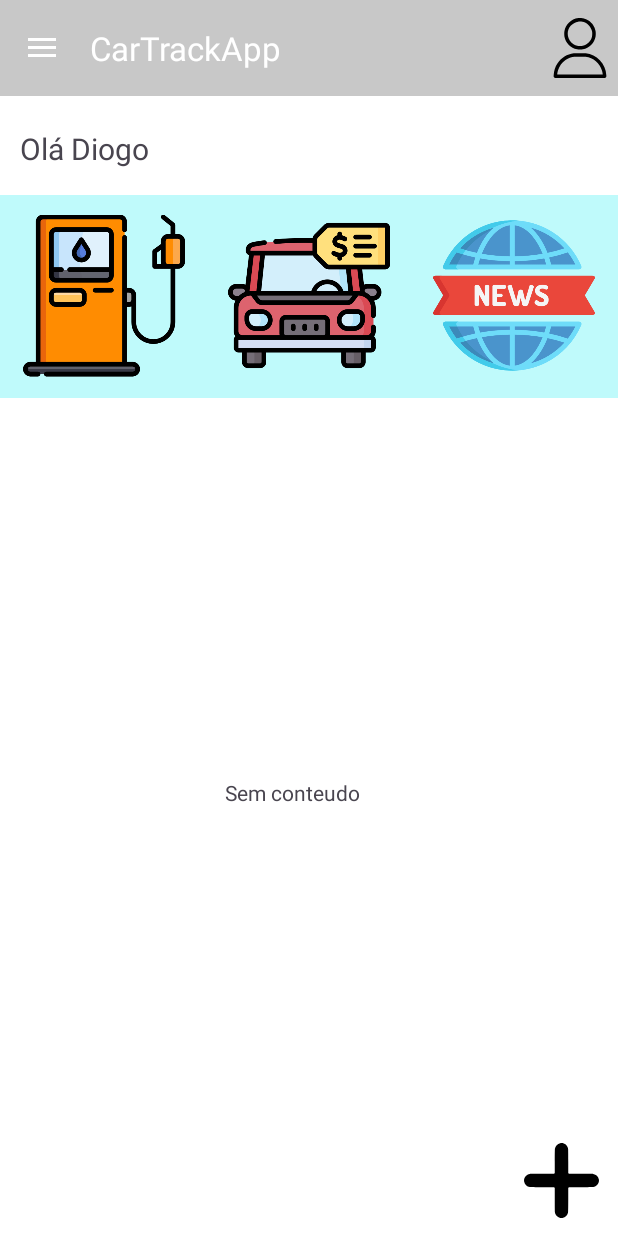
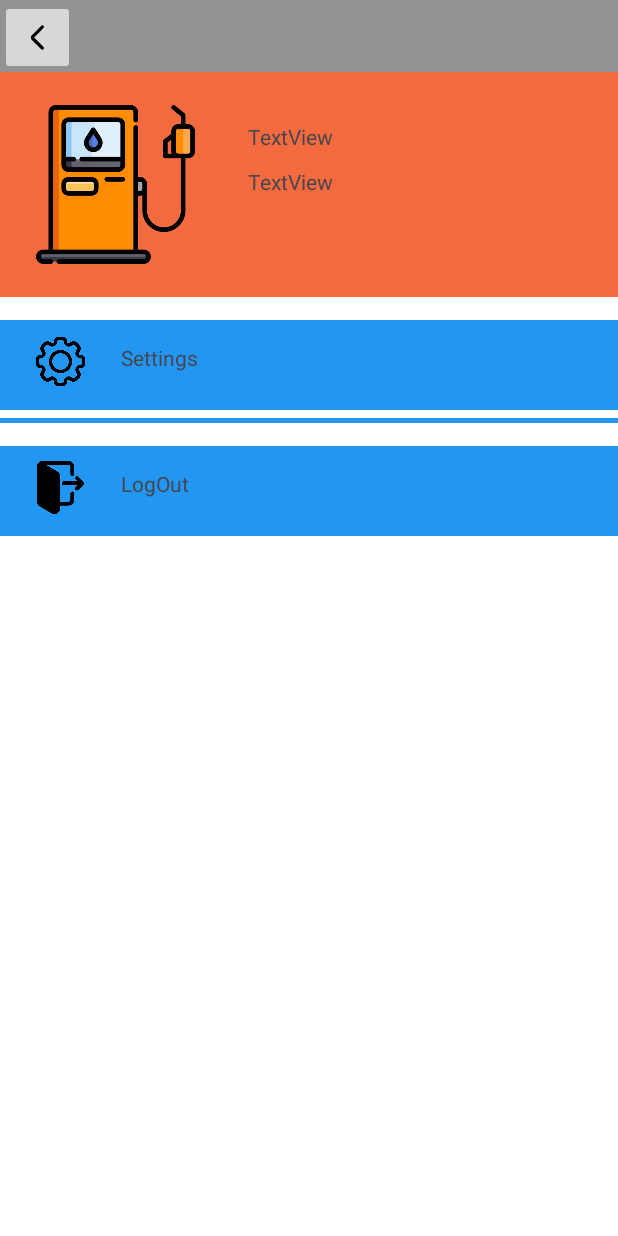
Before and after one commit to AndreZila01/Project-Mobile, an Android app: the MainActivity screen opened directly, with no data from a screen before it, after a tap on "Perfil de Utilizador", on a phone screen of 412 x 824 dp. Run offline under Robolectric (Android 15) with nearby library versions, the phone set to English and light mode, and no system bars.

Commit message:
Mudanças na main activity, profile,
Adição de mais coisas no menu profile, adição de apagar as activitys anteriores, adição de logos novos, novo codigo java, ...

```diff
--- a/CarTrackApp/app/src/main/AndroidManifest.xml
+++ b/CarTrackApp/app/src/main/AndroidManifest.xml
@@ -2,9 +2,9 @@
 <manifest xmlns:android="http://schemas.android.com/apk/res/android"
     xmlns:tools="http://schemas.android.com/tools">
 
-    <uses-permission android:name="android.permission.INTERNET"/>
-    <uses-permission android:name="android.permission.ACCESS_COARSE_LOCATION"/>
-    <uses-permission android:name="android.permission.ACCESS_FINE_LOCATION"/>
+    <uses-permission android:name="android.permission.INTERNET" />
+    <uses-permission android:name="android.permission.ACCESS_COARSE_LOCATION" />
+    <uses-permission android:name="android.permission.ACCESS_FINE_LOCATION" />
 
 
     <application
@@ -52,7 +52,11 @@
             android:name=".BombActivity"
             android:exported="true"
             android:theme="@style/Theme.CarTrackApp" />
-<activity
+        <activity
+            android:name=".ProfileActivity"
+            android:exported="true"
+            android:theme="@style/Theme.CarTrackApp" />
+        <activity
             android:name=".DetalhesCarroActivity"
             android:exported="false"
             android:theme="@style/Theme.CarTrackApp" />
--- a/CarTrackApp/app/src/main/java/pt/iade/andre/diogo/cartrackapp/DetalhesCarroActivity.java
+++ b/CarTrackApp/app/src/main/java/pt/iade/andre/diogo/cartrackapp/DetalhesCarroActivity.java
@@ -31,7 +31,6 @@ public class DetalhesCarroActivity extends AppCompatActivity {
         imgbtnBack.setOnClickListener(new View.OnClickListener() {
             @Override
             public void onClick(View v) {
-
                 finish();
             }
         });
--- a/CarTrackApp/app/src/main/java/pt/iade/andre/diogo/cartrackapp/LoginActivity.java
+++ b/CarTrackApp/app/src/main/java/pt/iade/andre/diogo/cartrackapp/LoginActivity.java
@@ -37,6 +37,7 @@ public class LoginActivity extends AppCompatActivity {
                     if(txtPass.getText().toString().equals("admin") && txtUserEm.getText().toString().equals("admin")){
                         Toast.makeText(getApplicationContext(), "Clicado o botão", Toast.LENGTH_LONG).show();
                         Intent intent = new Intent(LoginActivity.this, MainActivity.class);
+                        intent.setFlags(Intent.FLAG_ACTIVITY_NEW_TASK | Intent.FLAG_ACTIVITY_CLEAR_TASK);
                         txtPass.setText("");
                         txtUserEm.setText("");
                         txtUserEm.requestFocus();
--- a/CarTrackApp/app/src/main/java/pt/iade/andre/diogo/cartrackapp/MainActivity.java
+++ b/CarTrackApp/app/src/main/java/pt/iade/andre/diogo/cartrackapp/MainActivity.java
@@ -47,7 +47,7 @@ public class MainActivity extends AppCompatActivity implements NavigationView.On
         NavigationView navigationView = findViewById(R.id.nav_view);// procura no projeto um id nav_view e envia para o drawerLayout
         navigationView.setNavigationItemSelectedListener(this);
 
-        ImageButton imgUser = findViewById(R.id.pcticonUser);
+        ImageView imgUser = findViewById(R.id.pcticonUser);
         ImageView imgBomba = findViewById(R.id.pctBdComb);
         ImageView imgNoticias = findViewById(R.id.pctNoticias);
         ImageView imgPrice = findViewById(R.id.pctPrecosCarros);
@@ -93,7 +93,8 @@ public class MainActivity extends AppCompatActivity implements NavigationView.On
 
         }
         else if(id == R.id.pcticonUser){
-
+            Intent intent = new Intent(MainActivity.this, ProfileActivity.class);
+            startActivity(intent);
         }
     }
 
--- /dev/null
+++ b/CarTrackApp/app/src/main/java/pt/iade/andre/diogo/cartrackapp/ProfileActivity.java
@@ -0,0 +1,52 @@
+package pt.iade.andre.diogo.cartrackapp;
+
+import android.content.Intent;
+import android.os.Bundle;
+import android.view.View;
+import android.widget.ImageButton;
+import android.widget.RelativeLayout;
+
+import androidx.appcompat.app.AppCompatActivity;
+
+public class ProfileActivity extends AppCompatActivity {
+
+    @Override
+    protected void onCreate(Bundle savedInstanceState) {
+        super.onCreate(savedInstanceState);
+        setContentView(R.layout.activity_perfiluser);
+
+        background_doWork(); // função para incrementar todos os valores aqui!!
+    }
+
+    private void background_doWork(){
+        (findViewById(R.id.pnlSetting)).setOnClickListener(this::onclick);
+        (findViewById(R.id.txtSettings)).setOnClickListener(this::onclick);
+        (findViewById(R.id.pctSetting)).setOnClickListener(this::onclick);
+        (findViewById(R.id.pnlLogOut)).setOnClickListener(this::onclick);
+        (findViewById(R.id.txtLogOut)).setOnClickListener(this::onclick);
+        (findViewById(R.id.pctLogOut)).setOnClickListener(this::onclick);
+
+        ImageButton imgbtnBack = findViewById(R.id.BackActivity);
+        imgbtnBack.setOnClickListener(new View.OnClickListener() {
+            @Override
+            public void onClick(View v) {
+
+                finish();
+            }
+        });
+    }
+
+    private void onclick(View v){
+
+        int id = v.getId();
+
+        if(id == R.id.pnlSetting || id == R.id.txtSettings || id == R.id.pctSetting)        {
+
+        }
+        else if (id == R.id.pnlLogOut || id == R.id.txtLogOut || id == R.id.pctLogOut)         {
+            Intent intent = new Intent(ProfileActivity.this, LoginActivity.class);
+            intent.setFlags(Intent.FLAG_ACTIVITY_NEW_TASK | Intent.FLAG_ACTIVITY_CLEAR_TASK);
+            startActivity(intent);
+        }
+    }
+}
--- a/CarTrackApp/app/src/main/res/layout/activity_main.xml
+++ b/CarTrackApp/app/src/main/res/layout/activity_main.xml
@@ -93,10 +93,11 @@
             android:layout_height="?attr/actionBarSize"
             android:background="@color/cardview_shadow_start_color"
             android:elevation="4dp"
+            android:layout_marginRight="50dp"
             android:theme="@style/ThemeOverlay.AppCompat.Dark.ActionBar"
             app:popupTheme="@style/ThemeOverlay.AppCompat.Light" />
 
-        <ImageButton
+        <ImageView
             android:id="@+id/pcticonUser"
             android:layout_width="40dp"
             android:layout_height="40dp"
--- a/CarTrackApp/app/src/main/res/layout/activity_perfiluser.xml
+++ b/CarTrackApp/app/src/main/res/layout/activity_perfiluser.xml
@@ -1,8 +1,10 @@
 <?xml version="1.0" encoding="utf-8"?>
 <androidx.constraintlayout.widget.ConstraintLayout xmlns:android="http://schemas.android.com/apk/res/android"
+    xmlns:app="http://schemas.android.com/apk/res-auto"
+    xmlns:tools="http://schemas.android.com/tools"
     android:layout_width="match_parent"
-    android:layout_height="match_parent"
-    xmlns:app="http://schemas.android.com/apk/res-auto">
+    android:layout_height="match_parent">
+
     <include
         android:id="@+id/some_id_if_needed"
         layout="@layout/top_menu_inflate"
@@ -12,5 +14,132 @@
         app:layout_constraintStart_toStartOf="parent"
         app:layout_constraintTop_toTopOf="parent" />
 
+    <RelativeLayout
+        android:layout_width="match_parent"
+        android:layout_height="match_parent"
+        android:layout_marginTop="48dp"
+        android:background="@color/black"
+        app:layout_constraintBottom_toBottomOf="parent"
+        app:layout_constraintEnd_toEndOf="parent"
+        app:layout_constraintStart_toStartOf="parent"
+        app:layout_constraintTop_toBottomOf="@+id/some_id_if_needed">
+
+        <RelativeLayout
+            android:id="@+id/pnl1"
+            android:layout_width="match_parent"
+            android:layout_height="150dp"
+            android:background="@color/orange">
+
+            <ImageView
+                android:id="@+id/pctImageUsername"
+                android:layout_width="106dp"
+                android:layout_height="106dp"
+                android:layout_alignParentStart="true"
+                android:layout_alignParentTop="true"
+                android:layout_alignParentBottom="true"
+                android:layout_marginStart="24dp"
+                android:layout_marginTop="22dp"
+                android:layout_marginBottom="22dp"
+                app:srcCompat="@drawable/fuelpumps" />
+
+            <TextView
+                android:id="@+id/txtName"
+                android:layout_width="wrap_content"
+                android:layout_height="wrap_content"
+                android:layout_alignParentBottom="true"
+                android:layout_marginStart="35dp"
+                android:layout_marginBottom="67dp"
+                android:layout_toEndOf="@+id/pctImageUsername"
+                android:text="TextView" />
+
+            <TextView
+                android:id="@+id/txtEmail"
+                android:layout_width="wrap_content"
+                android:layout_height="wrap_content"
+                android:layout_alignParentBottom="true"
+                android:layout_marginStart="35dp"
+                android:layout_marginBottom="97dp"
+                android:layout_toEndOf="@+id/pctImageUsername"
+                android:text="TextView" />
+        </RelativeLayout>
+
+        <RelativeLayout
+            android:layout_width="match_parent"
+            android:layout_height="match_parent"
+            android:layout_below="@+id/pnl1"
+            android:layout_alignParentStart="true"
+            android:layout_alignParentEnd="true"
+            android:layout_alignParentBottom="true"
+            android:layout_marginStart="0dp"
+            android:layout_marginEnd="0dp"
+            android:background="@color/white">
+
+            <RelativeLayout
+                android:id="@+id/pnlSetting"
+                android:layout_width="match_parent"
+                android:layout_height="60dp"
+                android:layout_marginTop="15dp"
+                android:background="@color/blue">
+
+                <ImageView
+                    android:id="@+id/pctSetting"
+                    android:layout_width="50dp"
+                    android:layout_height="35dp"
+                    android:layout_marginLeft="15dp"
+                    android:layout_marginTop="10dp"
+                    android:layout_marginBottom="10dp"
+                    android:src="@drawable/setting"></ImageView>
+
+                <TextView
+                    android:layout_width="wrap_content"
+                    android:layout_height="wrap_content"
+                    android:id="@+id/txtSettings"
+                    android:layout_marginStart="15dp"
+                    android:layout_marginTop="15dp"
+                    android:layout_toEndOf="@+id/pctSetting"
+                    android:text="@string/lblSettings" />
+
+            </RelativeLayout>
+
+            <RelativeLayout
+                android:layout_width="match_parent"
+                android:id="@+id/lixo"
+                android:layout_height="3dp"
+                android:layout_below="@id/pnlSetting"
+                android:layout_marginTop="05dp"
+                android:background="@color/blue"></RelativeLayout>
+
+
+            <RelativeLayout
+                android:id="@+id/pnlLogOut"
+                android:layout_below="@id/lixo"
+                android:layout_width="match_parent"
+                android:layout_height="60dp"
+                android:layout_marginTop="15dp"
+                android:background="@color/blue">
+
+                <ImageView
+                    android:id="@+id/pctLogOut"
+                    android:layout_width="50dp"
+                    android:layout_height="35dp"
+                    android:layout_marginLeft="15dp"
+                    android:layout_marginTop="10dp"
+                    android:layout_marginBottom="10dp"
+                    android:src="@drawable/logout"></ImageView>
+
+                <TextView
+                    android:id="@+id/txtLogOut"
+                    android:layout_width="wrap_content"
+                    android:layout_height="wrap_content"
+                    android:layout_marginStart="15dp"
+                    android:layout_marginTop="15dp"
+                    android:layout_toEndOf="@+id/pctLogOut"
+                    android:text="@string/lblLogOut" />
+
+            </RelativeLayout>
+        </RelativeLayout>
+
+    </RelativeLayout>
+
 
 </androidx.constraintlayout.widget.ConstraintLayout>
--- a/CarTrackApp/app/src/main/res/layout/top_menu_inflate.xml
+++ b/CarTrackApp/app/src/main/res/layout/top_menu_inflate.xml
@@ -17,9 +17,10 @@
             android:id="@+id/BackActivity"
             android:layout_width="50dp"
             android:layout_height="match_parent"
-            android:src="@drawable/back"
+            android:layout_alignParentLeft="true"
             android:scaleType="fitCenter"
-            android:layout_alignParentLeft="true">
+            android:src="@drawable/back">
+
 
         </ImageButton>
     </LinearLayout>
--- a/CarTrackApp/app/src/main/res/values/strings.xml
+++ b/CarTrackApp/app/src/main/res/values/strings.xml
@@ -23,4 +23,6 @@
     <string name="lblKm">Km feitos: </string>
     <string name="lbllastLoc">Ultima Localização: </string>
     <string name="lblMatri">Matricula: </string>
+    <string name="lblSettings">Settings</string>
+    <string name="lblLogOut">LogOut</string>
 </resources>
```
Also changed, not shown: CarTrackApp/app/src/main/res/drawable/logout.png (added), CarTrackApp/app/src/main/res/drawable/setting.png (added), 1 other file.
